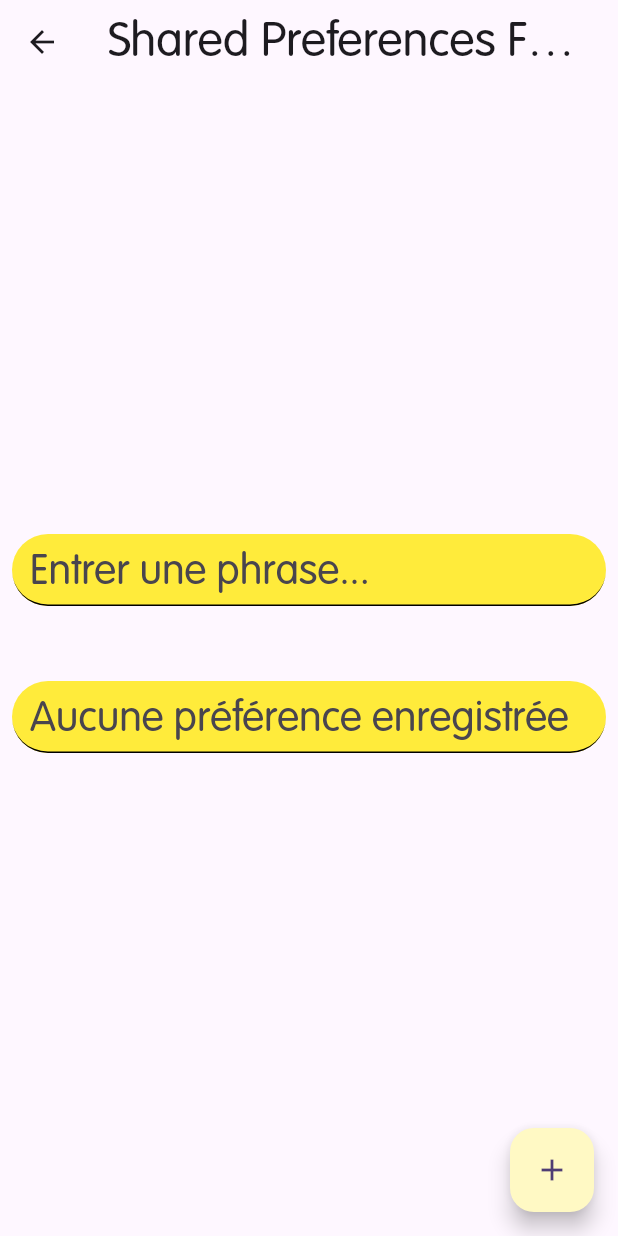
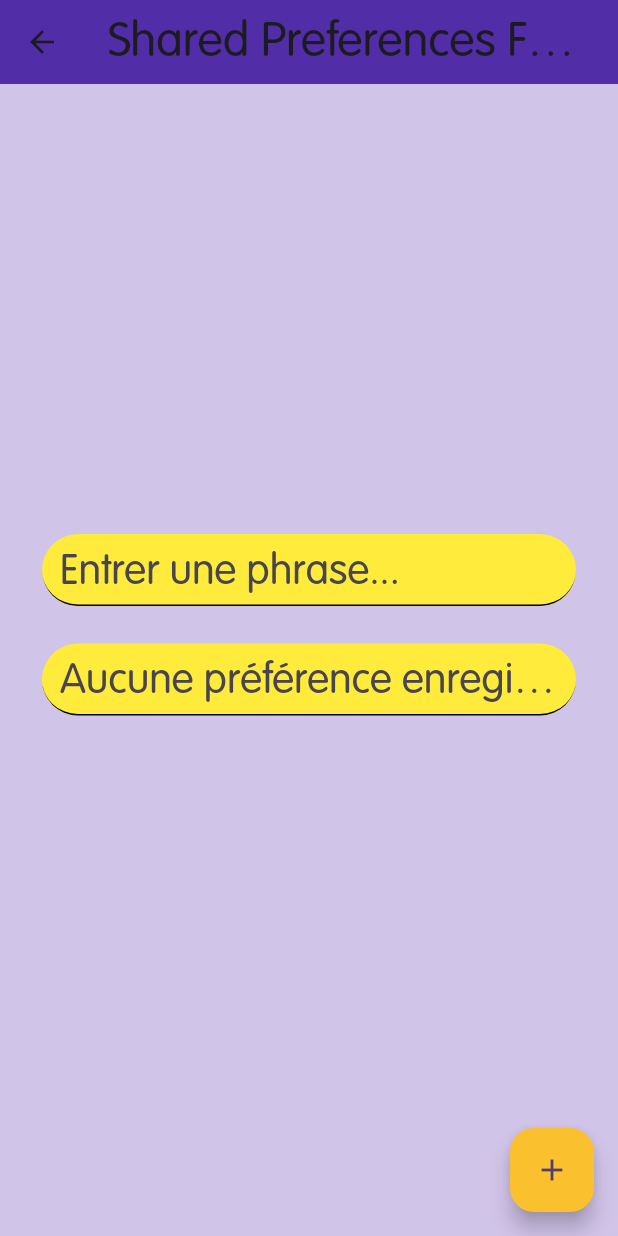
Before and after one commit to KillianFvt/flutter_dashboard_killianF, a Flutter app: the screen it shows after launch, after a tap on "Go to Midl Page", after a tap on "Go to Shared Pref Example Page", on a phone screen of 412 x 824 dp. Run offline on Flutter 3.47's test engine with Material 3 defaults, Android fonts, the phone set to English and light mode, and no system bars; our stand-ins replace font_awesome_flutter, gradient_borders, shared_preferences; network calls fail.

Commit message:
changed style of shared page

```diff
--- a/lib/main.dart
+++ b/lib/main.dart
@@ -41,10 +41,9 @@ class MyApp extends StatelessWidget {
           headlineSmall: TextStyle(
             fontFamily: 'ArialRounded',
           ),
-
         )
       ),
-      home: const MyHomePage(title: 'Flutter Demo Home Page'),
+      home: const MyHomePage(title: 'Travail Flutter Killian FAUVETTE'),
     );
   }
 }
--- a/lib/my_shared_pref.dart
+++ b/lib/my_shared_pref.dart
@@ -39,21 +39,23 @@ class _SharedPreferencesExampleState extends State<SharedPreferencesExample> {
     TextStyle? textStyle = Theme.of(context).textTheme.headlineLarge;
 
     return Scaffold(
+      backgroundColor: Colors.deepPurple[100],
       appBar: AppBar(
         title: Text(_title, style: textStyle,),
+        backgroundColor: Colors.deepPurple[700],
       ),
       body: Padding(
         padding: const EdgeInsets.only(left: 8, right: 8, bottom: 10, top: 300),
         child: Column(
           children: <Widget>[
             _getText(prefEditingController, "Entrer une phrase...", false),
-            const SizedBox(height: 50,),
+            const SizedBox(height: 25,),
             _getText(displayPrefController, "Aucune préférence enregistrée", true)
           ],
         ),
       ),
       floatingActionButton: FloatingActionButton(
-        backgroundColor: Colors.yellow[100],
+        backgroundColor: Colors.yellow[700],
         onPressed: () {
           saveMyPref(pref: prefEditingController.text);
         },
@@ -64,7 +66,9 @@ class _SharedPreferencesExampleState extends State<SharedPreferencesExample> {
   }
 
   Widget _getText(TextEditingController tfController, String placeHolder, bool isReadOnly) {
-    return TextField(
+    return Padding(
+      padding: const EdgeInsets.symmetric(horizontal: 20.0),
+      child: TextField(
         controller: tfController,
         autofocus: false,
         readOnly: isReadOnly,
@@ -77,12 +81,13 @@ class _SharedPreferencesExampleState extends State<SharedPreferencesExample> {
           contentPadding:
           const EdgeInsets.only(left: 8.0, bottom: 2.0, top: 4.0),
           focusedBorder: OutlineInputBorder(
-          borderSide: const BorderSide(color: Colors.red),
+            borderSide: BorderSide(color: Colors.yellow.shade700),
             borderRadius: BorderRadius.circular(20.0),
           ),
           enabledBorder: UnderlineInputBorder(
             borderSide: const BorderSide(),
             borderRadius: BorderRadius.circular(25),
+          ),
         ),
       ),
     );
```
Lines whose indentation alone changed are shown as unchanged.
